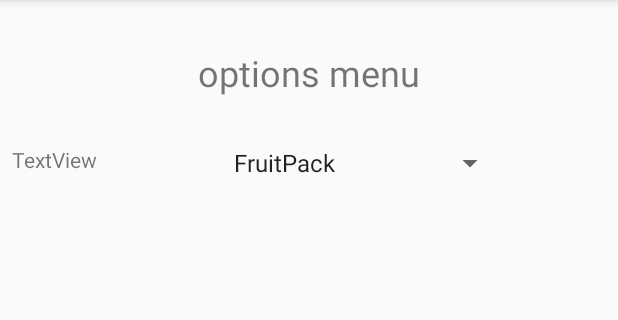
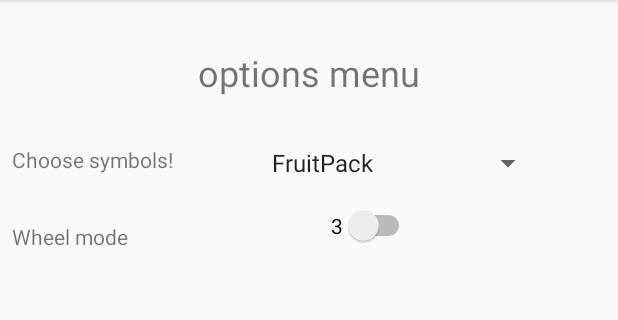
Before and after one commit to StuCorp/Pugmatic, an Android app: the screen it shows after launch (OptionsActivity), on a phone screen of 412 x 824 dp, the part 84-404 px from its top. Run offline under Robolectric (Android 15) with nearby library versions, the phone set to English and light mode, and no system bars.

Commit message:
added wheel number selection switch

```diff
--- a/app/src/main/java/com/example/user/pugmatic/OptionsActivity.java
+++ b/app/src/main/java/com/example/user/pugmatic/OptionsActivity.java
@@ -6,7 +6,9 @@ import android.os.Bundle;
 import android.view.View;
 import android.widget.AdapterView;
 import android.widget.ArrayAdapter;
+import android.widget.CompoundButton;
 import android.widget.Spinner;
+import android.widget.Switch;
 import android.widget.TextView;
 import android.widget.Toast;
 
@@ -17,6 +19,8 @@ public class OptionsActivity extends Activity implements AdapterView.OnItemSelec
     ArrayList<String> availablePacks;
     Spinner spinner;
     String spinnerChoice;
+    Switch switchWheel;
+    int wheelChoice;
 
     @Override
     protected void onCreate(Bundle savedInstanceState) {
@@ -28,8 +32,9 @@ public class OptionsActivity extends Activity implements AdapterView.OnItemSelec
         availablePacks.add("FruitPack");
         availablePacks.add("EmojiPeoplePack");
 
+        //SYMBOLPACK SPINNER
         //find the spinner view and assign to variable
-        spinner = (Spinner) findViewById(R.id.packsSpinner);
+        spinner = (Spinner) findViewById(R.id.packs_spinner);
         //create a new adapter, which will take the array data and a layout file and create the view
         //differs whether you want to create array from resources or from java array
         ArrayAdapter<String> adapter = new ArrayAdapter<String>(this, android.R.layout.simple_spinner_item, availablePacks);
@@ -39,6 +44,26 @@ public class OptionsActivity extends Activity implements AdapterView.OnItemSelec
         spinner.setAdapter(adapter);
         //telling the spinner who is responsible for handling selections: this activity is.
         spinner.setOnItemSelectedListener(this);
+
+
+        //WHEEL NUMBER SWITCH
+        //Find the switch
+        switchWheel = (Switch) findViewById(R.id.wheel_num_switch);
+        //create a listener
+        CompoundButton.OnCheckedChangeListener checkListener = new CompoundButton.OnCheckedChangeListener() {
+            @Override
+            public void onCheckedChanged(CompoundButton compoundButton, boolean switched) {
+                if(switched){
+                    wheelChoice = 5;
+                } else{
+                    wheelChoice = 3;
+                }
+                Toast.makeText(getApplicationContext(), "choice" + wheelChoice, Toast.LENGTH_SHORT).show();
+            }
+        };
+        //set the listener on the switch - handles the listening
+        switchWheel.setOnCheckedChangeListener(checkListener);
+
     }
 
     @Override
@@ -46,7 +71,7 @@ public class OptionsActivity extends Activity implements AdapterView.OnItemSelec
         TextView choice = (TextView) view;
         //get string from textview
         spinnerChoice = choice.getText().toString();
-        Toast.makeText(this, "You selected " + spinnerChoice, Toast.LENGTH_SHORT);
+        Toast.makeText(this, "You selected " + spinnerChoice, Toast.LENGTH_SHORT).show();
     }
 
     @Override
--- a/app/src/main/res/layout/activity_options.xml
+++ b/app/src/main/res/layout/activity_options.xml
@@ -24,23 +24,47 @@
         app:layout_constraintTop_toTopOf="parent" />
 
     <TextView
-        android:id="@+id/textView2"
+        android:id="@+id/choose_pack_text"
         android:layout_width="wrap_content"
         android:layout_height="wrap_content"
-        android:text="TextView"
         android:layout_marginLeft="8dp"
-        app:layout_constraintLeft_toLeftOf="parent"
         android:layout_marginStart="8dp"
         android:layout_marginTop="32dp"
+        android:text="@string/choose_pack"
+        app:layout_constraintLeft_toLeftOf="parent"
         app:layout_constraintTop_toBottomOf="@+id/textView" />
 
     <Spinner
-        android:id="@+id/packsSpinner"
+        android:id="@+id/packs_spinner"
         android:layout_width="wrap_content"
         android:layout_height="wrap_content"
         android:layout_marginLeft="8dp"
         android:layout_marginTop="32dp"
-        app:layout_constraintLeft_toRightOf="@+id/textView2"
+        app:layout_constraintLeft_toRightOf="@+id/choose_pack_text"
         app:layout_constraintRight_toRightOf="parent"
         app:layout_constraintTop_toBottomOf="@+id/textView" />
+
+    <TextView
+        android:id="@+id/choose_wheel_num_text"
+        android:layout_width="wrap_content"
+        android:layout_height="wrap_content"
+        android:text="@string/choose_pack_tv"
+        android:layout_marginTop="32dp"
+        app:layout_constraintTop_toBottomOf="@+id/choose_pack_text"
+        android:layout_marginLeft="8dp"
+        app:layout_constraintLeft_toLeftOf="parent" />
+
+    <Switch
+        android:id="@+id/wheel_num_switch"
+        android:layout_width="wrap_content"
+        android:layout_height="wrap_content"
+        android:text="3"
+        android:textOff="3"
+        android:textOn="5"
+        app:layout_constraintLeft_toRightOf="@+id/choose_wheel_num_text"
+        android:layout_marginLeft="8dp"
+        android:layout_marginRight="8dp"
+        app:layout_constraintRight_toRightOf="parent"
+        android:layout_marginTop="16dp"
+        app:layout_constraintTop_toBottomOf="@+id/packs_spinner" />
 </android.support.constraint.ConstraintLayout>
--- a/app/src/main/res/values/strings.xml
+++ b/app/src/main/res/values/strings.xml
@@ -1,3 +1,5 @@
 <resources>
     <string name="app_name">Pugmatic</string>
+    <string name="choose_pack">Choose symbols!</string>
+    <string name="choose_pack_tv">Wheel mode</string>
 </resources>
```
